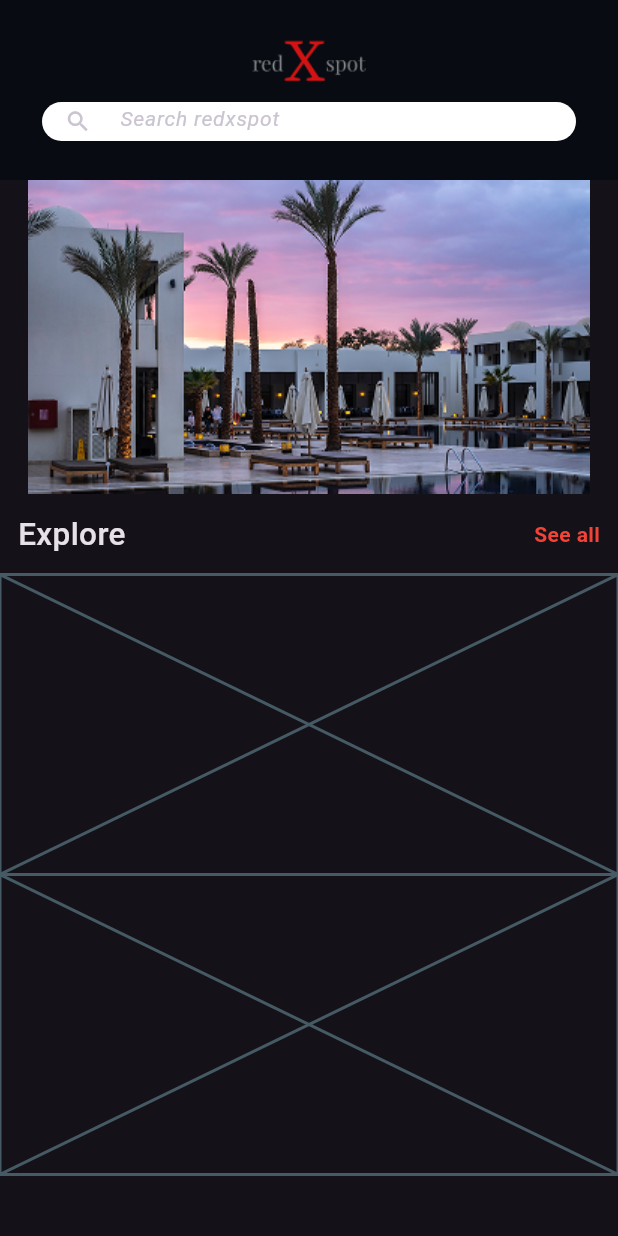
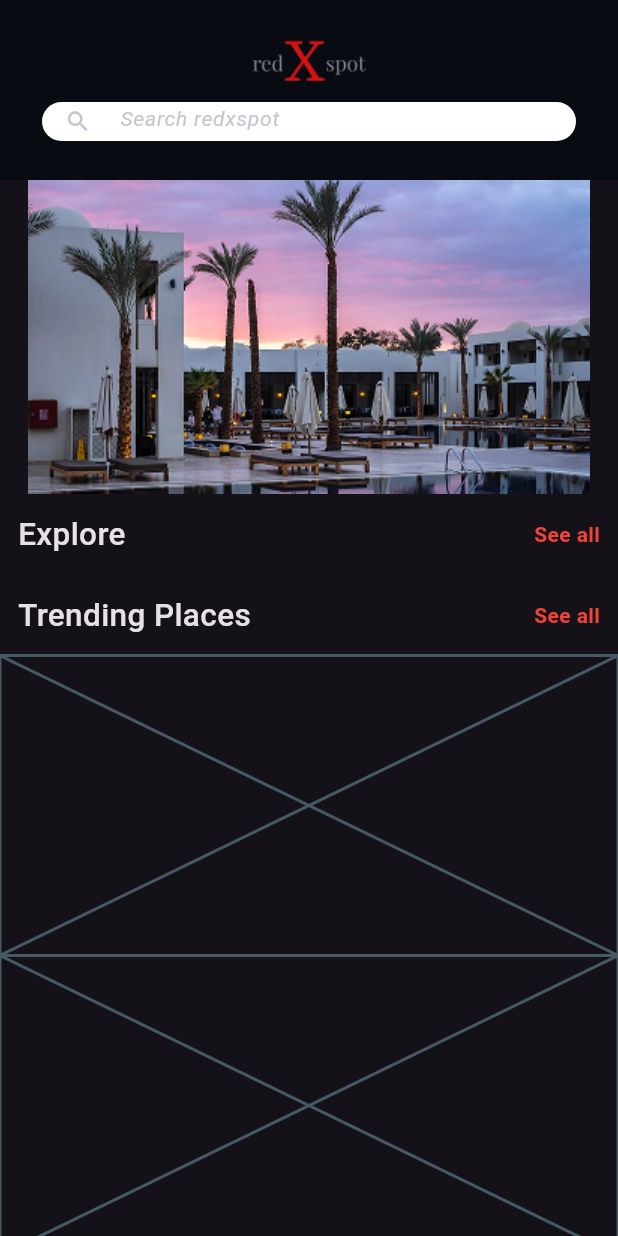
Before and after one commit to Akay74/Redxspot, a Flutter app: the screen it shows after launch, on a phone screen of 412 x 824 dp. Run offline on Flutter 3.47's test engine with Material 3 defaults, Android fonts, the phone set to English and light mode, and no system bars.

Commit message:
✨ add Trending Places title section

```diff
--- a/lib/home_screen.dart
+++ b/lib/home_screen.dart
@@ -79,6 +79,30 @@ class HomeScreen extends StatelessWidget {
             ),
             // Explore card
             Container(),
+            // Trending Places Title
+            Padding(
+              padding: const EdgeInsets.all(12.0),
+              child: Row(
+                mainAxisAlignment: MainAxisAlignment.spaceBetween,
+                children: [
+                  const Text(
+                    'Trending Places',
+                    style: TextStyle(
+                      fontSize: 21,
+                      fontWeight: FontWeight.w500,
+                    )
+                  ),
+                  const Text(
+                    'See all',
+                    style: TextStyle(
+                      fontSize: 14,
+                      fontWeight: FontWeight.bold,
+                      color: Colors.red,
+                    )
+                  )
+                ],
+              ),
+            ),
             // Trending Places cards
             Placeholder(
               fallbackHeight: 200,
```
